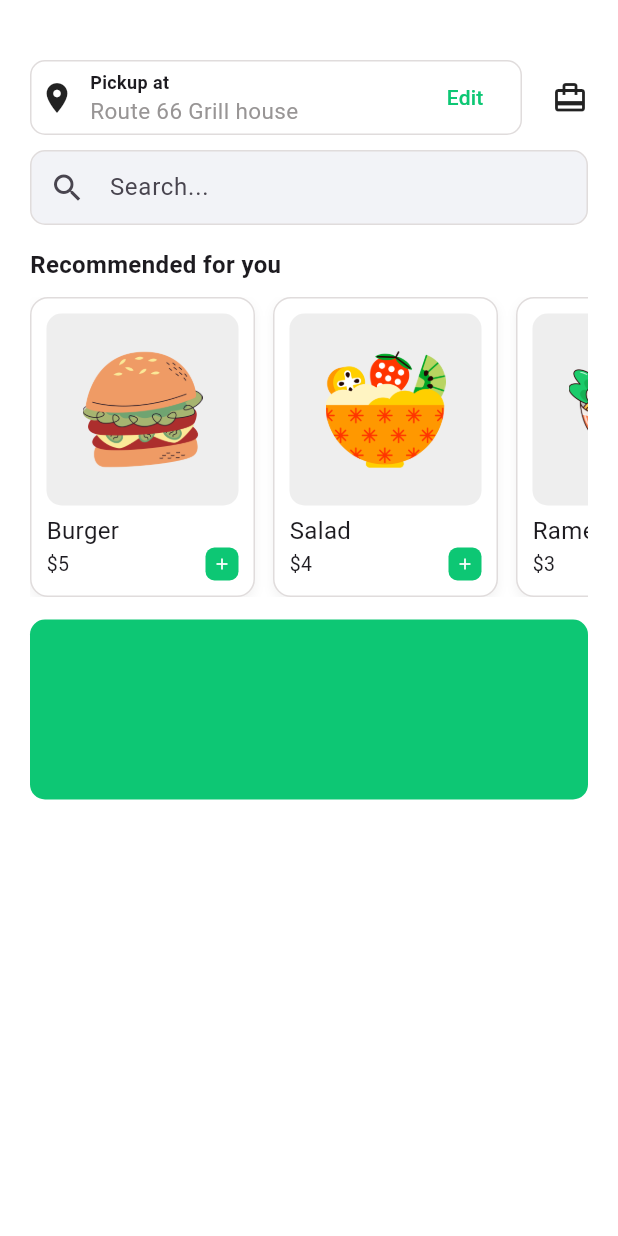
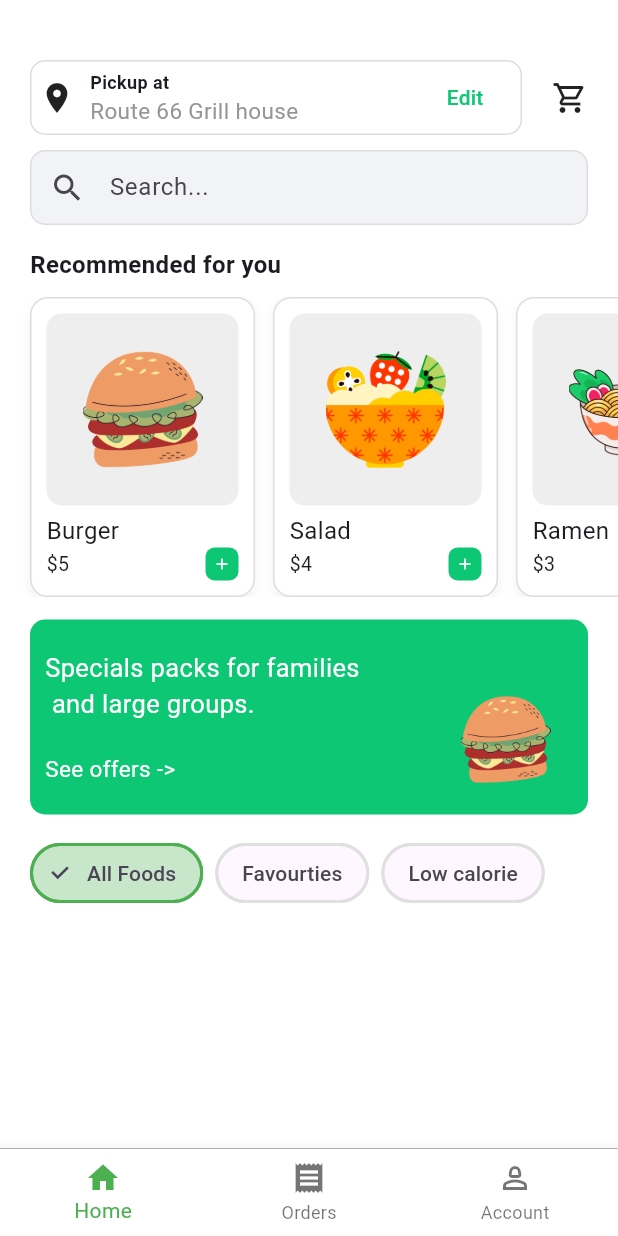
Before and after one commit to AnweshaPal26/Quick_Bite-FlutterUI, a Flutter app: the screen it shows after launch, on a phone screen of 412 x 824 dp. Run offline on Flutter 3.47's test engine with Material 3 defaults, Android fonts, the phone set to English and light mode, and no system bars.

Commit message:
banner,choice chip, bottom navigation bar added

```diff
--- a/lib/data/recommended.dart
+++ b/lib/data/recommended.dart
@@ -7,3 +7,10 @@ final List<Food> recommendedList = [
   const Food(name: "Salad", price: "\$4", image: "assets/images/salad.png"),
   const Food(name: "Ramen", price: "\$3", image: "assets/images/ramen.png"),
 ];
+
+const options = ["All Foods", "Favourties", "Low calorie"];
+
+final List<Food> allFoodList = [
+  const Food(name: "Salad", price: "\$4", image: "assets/images/salad.png"),
+  const Food(name: "Ramen", price: "\$3", image: "assets/images/ramen.png"),
+];
--- a/lib/screens/dashboard.dart
+++ b/lib/screens/dashboard.dart
@@ -1,42 +1,157 @@
 import 'package:flutter/material.dart';
 import 'package:quick_byte/widgets/address.dart';
+import 'package:quick_byte/widgets/choice.dart';
 import 'package:quick_byte/widgets/recommended_list.dart';
 import 'package:quick_byte/widgets/search.dart';
 
 class DashboardScreen extends StatelessWidget {
   const DashboardScreen({super.key});
+
   @override
   Widget build(BuildContext context) {
     return Scaffold(
       backgroundColor: Colors.white,
-      body: Padding(
-        padding: EdgeInsetsGeometry.only(top: 40, left: 20, right: 20),
-        child: Column(
-          crossAxisAlignment: CrossAxisAlignment.start,
-          children: [
-            Row(
+      body: Column(
+        crossAxisAlignment: CrossAxisAlignment.start,
+        children: [
+          Padding(
+            padding: const EdgeInsetsDirectional.only(
+              top: 40,
+              start: 20,
+              end: 20,
+            ),
+            child: Row(
               children: [
                 Expanded(child: Address()),
-                SizedBox(width: 20),
-                Icon(Icons.card_travel),
+                const SizedBox(width: 20),
+                const Icon(Icons.shopping_cart_outlined),
               ],
             ),
-            const SizedBox(height: 10),
-            Search(),
-            const SizedBox(height: 15),
-            Text(
-              'Recommended for you',
-              style: TextStyle(fontSize: 16, fontWeight: FontWeight.w700),
+          ),
+          const SizedBox(height: 10),
+
+          // Search box
+          const Padding(
+            padding: EdgeInsetsDirectional.symmetric(horizontal: 20),
+            child: Search(),
+          ),
+          const SizedBox(height: 15),
+
+          Expanded(
+            child: SingleChildScrollView(
+              child: Column(
+                crossAxisAlignment: CrossAxisAlignment.start,
+                children: [
+                  // Section title
+                  const Padding(
+                    padding: EdgeInsetsDirectional.symmetric(horizontal: 20),
+                    child: Text(
+                      'Recommended for you',
+                      style: TextStyle(
+                        fontSize: 16,
+                        fontWeight: FontWeight.w700,
+                      ),
+                    ),
+                  ),
+
+                  const SizedBox(height: 10),
+
+                  // Recommended list
+                  Recommendedlist(),
+
+                  const SizedBox(height: 15),
+
+                  // Bottom container
+                  Padding(
+                    padding: const EdgeInsets.symmetric(horizontal: 20),
+                    child: Container(
+                      height: 130,
+                      decoration: BoxDecoration(
+                        color: const Color.fromARGB(255, 13, 199, 116),
+                        borderRadius: BorderRadius.circular(10),
+                      ),
+                      child: Row(
+                        mainAxisAlignment: MainAxisAlignment.spaceBetween,
+                        children: [
+                          // Left text section
+                          Padding(
+                            padding: const EdgeInsets.only(
+                              left: 10,
+                              top: 20,
+                              bottom: 20,
+                            ),
+                            child: Column(
+                              crossAxisAlignment: CrossAxisAlignment.start,
+                              mainAxisAlignment: MainAxisAlignment.spaceBetween,
+                              children: const [
+                                Text(
+                                  "Specials packs for families \n and large groups.",
+                                  style: TextStyle(
+                                    color: Colors.white,
+                                    fontSize: 17,
+                                  ),
+                                ),
+                                Text(
+                                  "See offers ->",
+                                  style: TextStyle(
+                                    color: Colors.white,
+                                    fontSize: 15,
+                                  ),
+                                ),
+                              ],
+                            ),
+                          ),
+
+                          // Right image
+                          Padding(
+                            padding: const EdgeInsets.only(
+                              right: 20,
+                              bottom: 20,
+                            ),
+                            child: Align(
+                              alignment: Alignment.bottomRight,
+                              child: Image.asset(
+                                'assets/images/burger.png',
+                                height: 60,
+                                width: 70,
+                              ),
+                            ),
+                          ),
+                        ],
+                      ),
+                    ),
+                  ),
+                  const SizedBox(height: 15),
+                  Choice(),
+                  const SizedBox(height: 15),
+                ],
+              ),
             ),
-            const SizedBox(height: 10),
-            Recommendedlist(),
-            const SizedBox(height: 15),
-            Container(
-              decoration: BoxDecoration(
-                color: Color.fromARGB(255, 13, 199, 116),
-                borderRadius: BorderRadius.circular(10),
-              ),
-              height: 120,
+          ),
+        ],
+      ),
+      bottomNavigationBar: Container(
+        decoration: const BoxDecoration(
+          border: Border(
+            top: BorderSide(
+              color: Colors.grey, // border color
+              width: 0.5, // thickness
+            ),
+          ),
+        ),
+        child: BottomNavigationBar(
+          backgroundColor: Colors.white,
+          currentIndex: 0,
+          selectedItemColor: Colors.green,
+          items: const [
+            BottomNavigationBarItem(
+              icon: Icon(Icons.home, color: Colors.green),
+              label: 'Home',
+            ),
+            BottomNavigationBarItem(icon: Icon(Icons.receipt), label: 'Orders'),
+            BottomNavigationBarItem(
+              icon: Icon(Icons.person_2_outlined),
+              label: 'Account',
             ),
           ],
         ),
--- /dev/null
+++ b/lib/widgets/choice.dart
@@ -0,0 +1,41 @@
+import 'package:flutter/material.dart';
+import 'package:quick_byte/data/recommended.dart';
+
+class Choice extends StatefulWidget {
+  const Choice({super.key});
+
+  @override
+  State<Choice> createState() => _ChoiceState();
+}
+
+class _ChoiceState extends State<Choice> {
+  int selectedIndex = 0;
+  @override
+  Widget build(BuildContext context) {
+    return Padding(
+      padding: const EdgeInsets.only(left: 20, right: 20),
+      child: Wrap(
+        spacing: 8,
+        children: List<Widget>.generate(options.length, (int index) {
+          final isSelected = selectedIndex == index;
+          return ChoiceChip(
+            label: Text(options[index]),
+            selected: isSelected,
+            selectedColor: Colors.green.shade100,
+            shape: StadiumBorder(
+              side: BorderSide(
+                color: isSelected ? Colors.green : Colors.grey.shade300,
+                width: 2,
+              ),
+            ),
+            onSelected: (bool selected) {
+              setState(() {
+                selectedIndex = index;
+              });
+            },
+          );
+        }),
+      ),
+    );
+  }
+}
--- a/lib/widgets/recommended_list.dart
+++ b/lib/widgets/recommended_list.dart
@@ -11,6 +11,7 @@ class Recommendedlist extends StatelessWidget {
       child: ListView.builder(
         scrollDirection: Axis.horizontal,
         itemCount: recommendedList.length,
+        padding: const EdgeInsets.symmetric(horizontal: 20),
         itemBuilder: (context, index) {
           final food = recommendedList[index];
           return Container(
```
